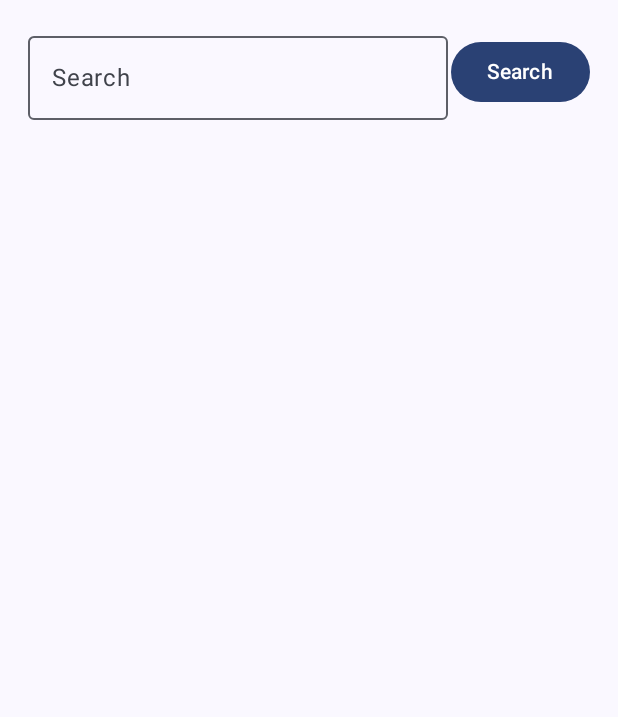
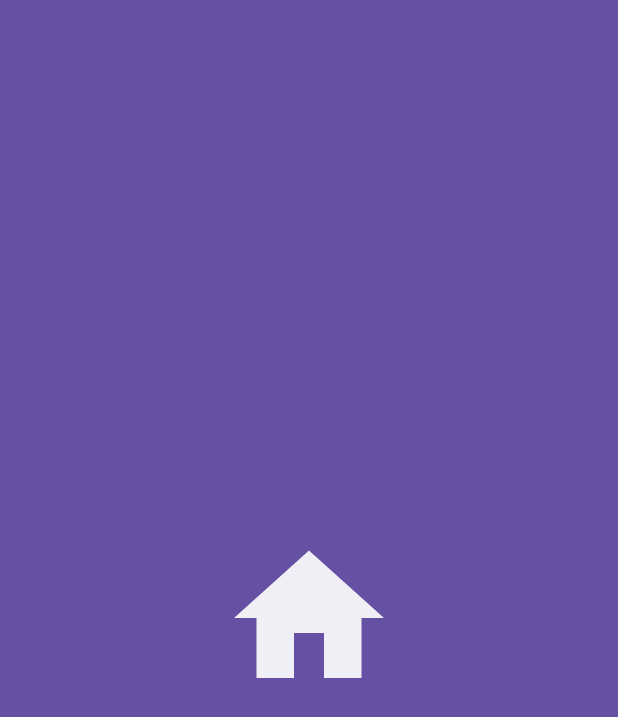
Before and after one commit to vermamanu0420/ImageSearchNasa, an Android app built with Jetpack Compose: the first screen one second after launch (MainActivity), on a phone screen of 412 x 824 dp. Shown: the top 717 px of the screen. Run offline under Robolectric (Android 15) with nearby library versions, the phone set to English and light mode, and no system bars.

Commit message:
Added splash screen and navigation graph

```diff
--- a/app/build.gradle
+++ b/app/build.gradle
@@ -48,6 +48,9 @@ android {
 
 dependencies {
 
+    def nav_version = "2.5.3"
+
+
     implementation 'androidx.core:core-ktx:1.8.0'
     implementation platform('org.jetbrains.kotlin:kotlin-bom:1.8.0')
     implementation 'androidx.lifecycle:lifecycle-runtime-ktx:2.3.1'
@@ -57,6 +60,8 @@ dependencies {
     implementation 'androidx.compose.ui:ui-graphics'
     implementation 'androidx.compose.ui:ui-tooling-preview'
     implementation 'androidx.compose.material3:material3'
+    implementation 'androidx.navigation:navigation-runtime-ktx:2.6.0'
+    implementation("androidx.navigation:navigation-compose:$nav_version")
     testImplementation 'junit:junit:4.13.2'
     androidTestImplementation 'androidx.test.ext:junit:1.1.5'
     androidTestImplementation 'androidx.test.espresso:espresso-core:3.5.1'
--- a/app/src/main/AndroidManifest.xml
+++ b/app/src/main/AndroidManifest.xml
@@ -13,7 +13,7 @@
         android:theme="@style/Theme.ImageSearchNasa"
         tools:targetApi="31">
         <activity
-            android:name=".MainActivity"
+            android:name=".view.MainActivity"
             android:exported="true"
             android:label="@string/app_name"
             android:theme="@style/Theme.ImageSearchNasa">
--- /dev/null
+++ b/app/src/main/java/com/example/imagesearchnasa/navigation/NavGraph.kt
@@ -0,0 +1,21 @@
+package com.example.imagesearchnasa.navigation
+
+import androidx.compose.runtime.Composable
+import androidx.navigation.NavHostController
+import androidx.navigation.compose.NavHost
+import androidx.navigation.compose.composable
+import com.example.imagesearchnasa.view.HomeScreen
+import com.example.imagesearchnasa.view.SplashScreen
+
+@Composable
+fun SetupNavigationGraph(navHostController: NavHostController) {
+    NavHost(navController = navHostController, startDestination = Screen.Splash.route) {
+        composable(route = Screen.Splash.route){
+            SplashScreen(navHostController)
+        }
+
+        composable(route = Screen.Home.route){
+            HomeScreen(navHostController)
+        }
+    }
+}
--- /dev/null
+++ b/app/src/main/java/com/example/imagesearchnasa/navigation/Screen.kt
@@ -0,0 +1,6 @@
+package com.example.imagesearchnasa.navigation
+
+sealed class Screen(val route: String) {
+    object Splash : Screen("splash_screen")
+    object Home : Screen("home_screen")
+}
--- a/app/src/main/java/com/example/imagesearchnasa/MainActivity.kt
+++ b/app/src/main/java/com/example/imagesearchnasa/view/HomeScreen.kt
@@ -1,8 +1,5 @@
-package com.example.imagesearchnasa
+package com.example.imagesearchnasa.view
 
-import android.os.Bundle
-import androidx.activity.ComponentActivity
-import androidx.activity.compose.setContent
 import androidx.compose.foundation.layout.Arrangement
 import androidx.compose.foundation.layout.Column
 import androidx.compose.foundation.layout.Row
@@ -15,9 +12,7 @@ import androidx.compose.foundation.lazy.LazyColumn
 import androidx.compose.foundation.lazy.items
 import androidx.compose.material3.Button
 import androidx.compose.material3.ExperimentalMaterial3Api
-import androidx.compose.material3.MaterialTheme
 import androidx.compose.material3.OutlinedTextField
-import androidx.compose.material3.Surface
 import androidx.compose.material3.Text
 import androidx.compose.runtime.Composable
 import androidx.compose.runtime.getValue
@@ -26,34 +21,19 @@ import androidx.compose.runtime.remember
 import androidx.compose.runtime.setValue
 import androidx.compose.ui.Alignment
 import androidx.compose.ui.Modifier
-import androidx.compose.ui.tooling.preview.Preview
 import androidx.compose.ui.unit.dp
-import com.example.imagesearchnasa.ui.theme.ImageSearchNasaTheme
+import androidx.navigation.NavHostController
 
-class MainActivity : ComponentActivity() {
-    override fun onCreate(savedInstanceState: Bundle?) {
-        super.onCreate(savedInstanceState)
-        setContent {
-            ImageSearchNasaTheme {
-                // A surface container using the 'background' color from the theme
-                Surface(
-                    modifier = Modifier.fillMaxSize(),
-                    color = MaterialTheme.colorScheme.background
-                ) {
-                    HomeScreen()
-                }
-            }
-        }
-    }
+
+@Composable
+fun HomeScreen(navHostController: NavHostController) {
+    Home(navHostController)
 }
-
-data class SearchResult(val id: Int, val name: String)
-
 @OptIn(ExperimentalMaterial3Api::class)
 @Composable
-fun HomeScreen() {
+fun Home(navHostController: NavHostController) {
     var searchQuery by remember { mutableStateOf("") }
-    var searchResults by remember { mutableStateOf(emptyList<SearchResult>()) }
+    var searchResults by remember { mutableStateOf(listOf<String>()) }
 
     Column(
         modifier = Modifier
@@ -76,16 +56,8 @@ fun HomeScreen() {
         Spacer(modifier = Modifier.height(16.dp))
         LazyColumn (modifier = Modifier.weight(1f)){
             items(searchResults) { result ->
-                Text(text = result.name)
+                Text(text = result)
             }
         }
     }
 }
-
-@Preview(showBackground = true)
-@Composable
-fun SearchScreenPreview() {
-    ImageSearchNasaTheme {
-        HomeScreen()
-    }
-}
--- /dev/null
+++ b/app/src/main/java/com/example/imagesearchnasa/view/MainActivity.kt
@@ -0,0 +1,32 @@
+package com.example.imagesearchnasa.view
+
+import android.os.Bundle
+import androidx.activity.ComponentActivity
+import androidx.activity.compose.setContent
+import androidx.compose.foundation.layout.fillMaxSize
+import androidx.compose.material3.MaterialTheme
+import androidx.compose.material3.Surface
+import androidx.compose.ui.Modifier
+import androidx.navigation.compose.rememberNavController
+import com.example.imagesearchnasa.navigation.SetupNavigationGraph
+import com.example.imagesearchnasa.ui.theme.ImageSearchNasaTheme
+import com.example.imagesearchnasa.view.HomeScreen
+
+class MainActivity : ComponentActivity() {
+    override fun onCreate(savedInstanceState: Bundle?) {
+        super.onCreate(savedInstanceState)
+        setContent {
+            ImageSearchNasaTheme {
+                val navController = rememberNavController()
+                // A surface container using the 'background' color from the theme
+                Surface(
+                    modifier = Modifier.fillMaxSize(),
+                    color = MaterialTheme.colorScheme.background
+                ) {
+                    val navController = rememberNavController()
+                    SetupNavigationGraph(navHostController = navController)
+                }
+            }
+        }
+    }
+}
--- /dev/null
+++ b/app/src/main/java/com/example/imagesearchnasa/view/SplashScreen.kt
@@ -0,0 +1,67 @@
+package com.example.imagesearchnasa.view
+
+import androidx.compose.animation.core.animateFloatAsState
+import androidx.compose.animation.core.tween
+import androidx.compose.foundation.background
+import androidx.compose.foundation.isSystemInDarkTheme
+import androidx.compose.foundation.layout.Box
+import androidx.compose.foundation.layout.fillMaxSize
+import androidx.compose.foundation.layout.size
+import androidx.compose.material.icons.Icons
+import androidx.compose.material.icons.filled.Email
+import androidx.compose.material.icons.filled.Home
+import androidx.compose.material3.Icon
+import androidx.compose.runtime.Composable
+import androidx.compose.runtime.LaunchedEffect
+import androidx.compose.runtime.getValue
+import androidx.compose.runtime.mutableStateOf
+import androidx.compose.runtime.remember
+import androidx.compose.runtime.setValue
+import androidx.compose.ui.Alignment
+import androidx.compose.ui.Modifier
+import androidx.compose.ui.draw.alpha
+import androidx.compose.ui.graphics.Color
+import androidx.compose.ui.unit.dp
+import androidx.navigation.NavHostController
+import com.example.imagesearchnasa.navigation.Screen
+import com.example.imagesearchnasa.ui.theme.Purple40
+import kotlinx.coroutines.delay
+
+@Composable
+fun SplashScreen(navController: NavHostController) {
+    var startAnimation by remember { mutableStateOf(false) }
+    val alphaAnim = animateFloatAsState(
+        targetValue = if (startAnimation) 1f else 0f,
+        animationSpec = tween(
+            durationMillis = 3000
+        )
+    )
+
+    LaunchedEffect(key1 = true ){
+        startAnimation = true
+        delay(4000)
+        navController.popBackStack()
+        navController.navigate(Screen.Home.route)
+    }
+
+    Splash(alphaAnim.value)
+}
+
+@Composable
+fun Splash(alphaAnim: Float) {
+    Box(modifier = Modifier
+        .background(if (isSystemInDarkTheme()) Color.Black else Purple40)
+        .fillMaxSize(),
+        contentAlignment = Alignment.Center
+    ) {
+        Icon(
+            modifier = Modifier
+                .size(120.dp)
+                .alpha(alphaAnim),
+            imageVector = Icons.Default.Home,
+            contentDescription = "Logo",
+            tint = Color.White,
+
+            )
+    }
+}
```
